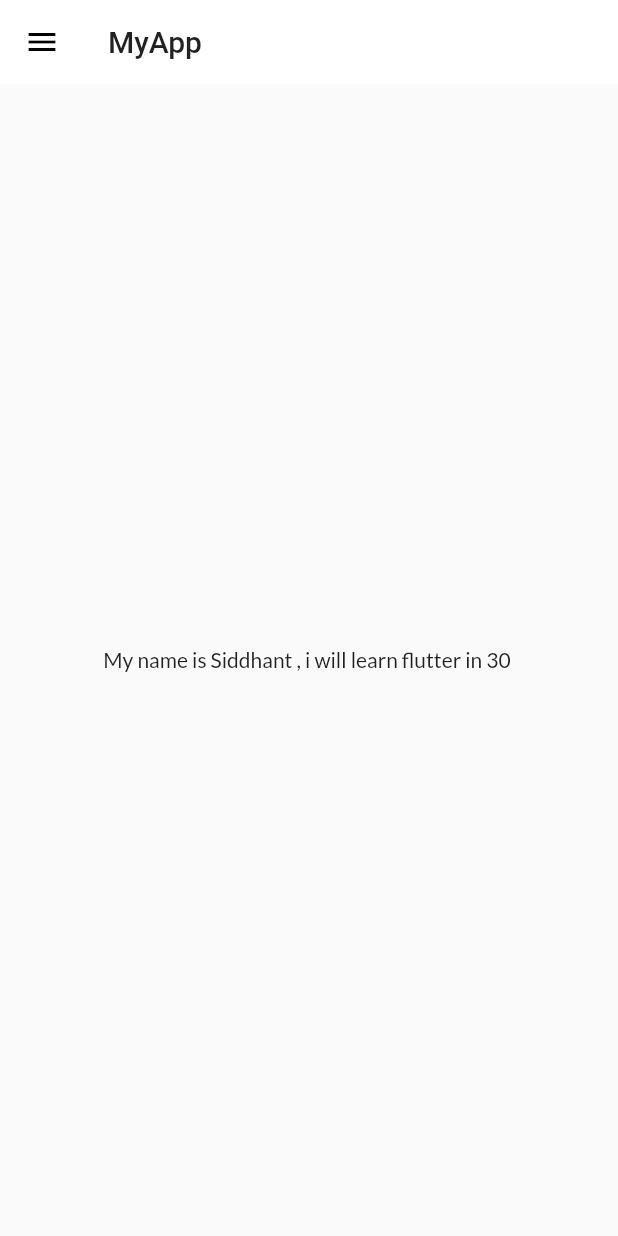
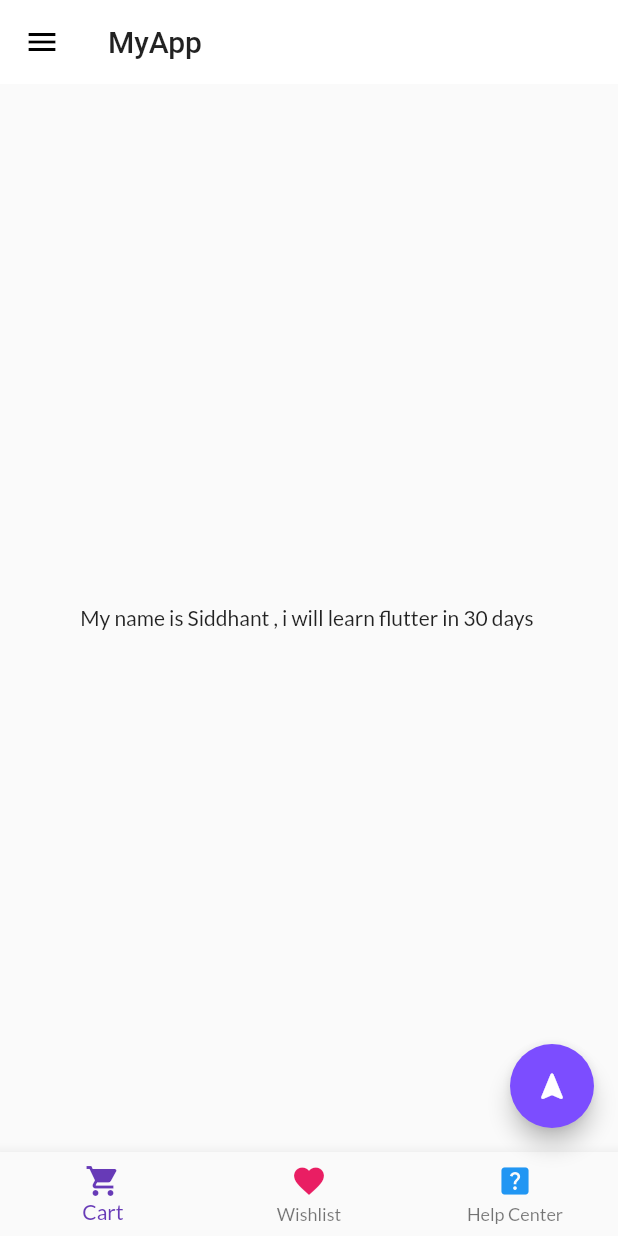
Before and after one commit to siddhant-debug/30daysofflutter, a Flutter app: the screen it shows after launch, on a phone screen of 412 x 824 dp. Run offline on Flutter 3.47's test engine with Material 2 defaults, Android fonts, the phone set to English and light mode, and no system bars; our stand-ins replace google_fonts.

Commit message:
day 10 completed

```diff
--- a/lib/main.dart
+++ b/lib/main.dart
@@ -1,5 +1,5 @@
 import 'package:flutter/material.dart';
-import 'package:google_fonts/google_fonts.dart';
+
 import 'package:project1/pages/login_page.dart';
 
 import 'pages/home.dart';
--- a/lib/pages/home.dart
+++ b/lib/pages/home.dart
@@ -1,5 +1,6 @@
 import 'package:flutter/material.dart';
 import 'package:project1/widgets/drawer.dart';
+
 
 class Homepage extends StatelessWidget {
   final int days = 30;
@@ -11,32 +12,32 @@ class Homepage extends StatelessWidget {
       appBar: AppBar(
         title: Text("MyApp"),
       ),
-      // bottomNavigationBar: BottomNavigationBar(
-      //   currentIndex: 0,
-      //   fixedColor: Colors.deepPurple,
-      //   items: [
-      //     BottomNavigationBarItem(
-      //       label: "Balance",
-      //       icon: Icon(Icons.account_balance),
-      //     ),
-      //     BottomNavigationBarItem(
-      //       label: "Upload",
-      //       icon: Icon(Icons.upload_file),
-      //     ),
-      //     BottomNavigationBarItem(
-      //       label: "Alarm",
-      //       icon: Icon(Icons.alarm),
-      //     ),
-      //   ],
-      // ),
-      // floatingActionButton: FloatingActionButton(
-      //   child: Icon(Icons.navigation_rounded),
-      //   backgroundColor: Colors.deepPurpleAccent,
-      //   onPressed: () {},
-      // ),
+      bottomNavigationBar: BottomNavigationBar(
+        currentIndex: 0,
+        fixedColor: Colors.deepPurple,
+        items: [
+          BottomNavigationBarItem(
+            label: "Cart",
+            icon: Icon(Icons.shopping_cart),
+          ),
+          BottomNavigationBarItem(
+            label: "Wishlist",
+            icon: Icon(Icons.favorite, color: Colors.pink,),
+          ),
+          BottomNavigationBarItem(
+            label: "Help Center",
+            icon: Icon(Icons.help_center , color: Colors.blue,),
+          ),
+        ],
+      ),
+      floatingActionButton: FloatingActionButton(
+        child: Icon(Icons.navigation_rounded),
+        backgroundColor: Colors.deepPurpleAccent,
+        onPressed: () {},
+      ),
       body: Center(
           child: Container(
-        child: Text("My name is $name , i will learn flutter in $days "),
+        child: Text("My name is $name , i will learn flutter in $days days "),
       )),
       drawer: MyDrawer(),
     );
--- a/lib/widgets/drawer.dart
+++ b/lib/widgets/drawer.dart
@@ -1,6 +1,7 @@
 import 'package:flutter/material.dart';
 //import 'package:project1/pages/home.dart';
 //import 'package:project1/utils/routes.dart';
+//import 'package:cupertino_icons/cupertino_icons.dart';
 
 class MyDrawer extends StatelessWidget {
   @override
```
Also changed, not shown: lib/models/catalog.dart (added, +20 -0 lines).
